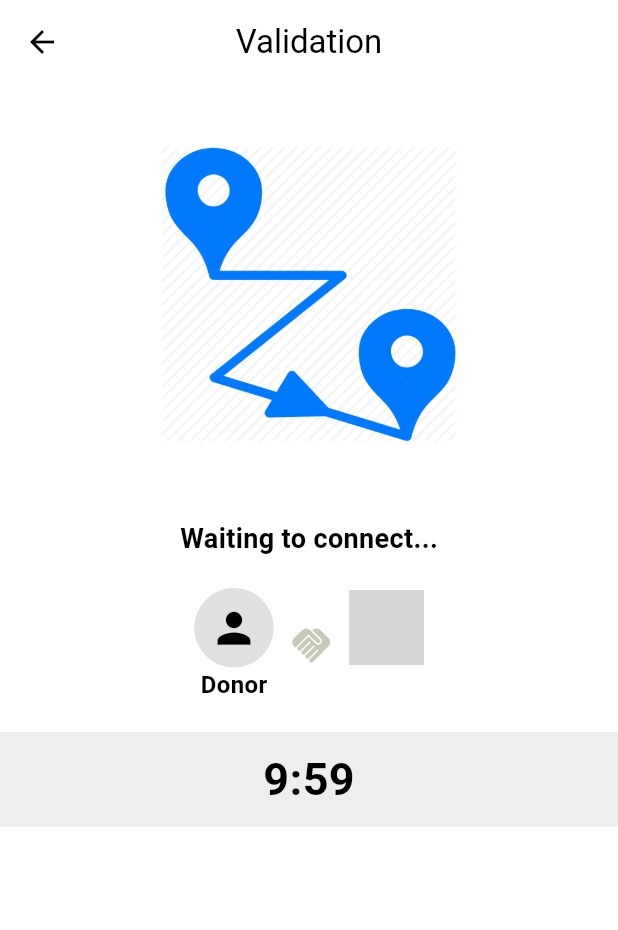
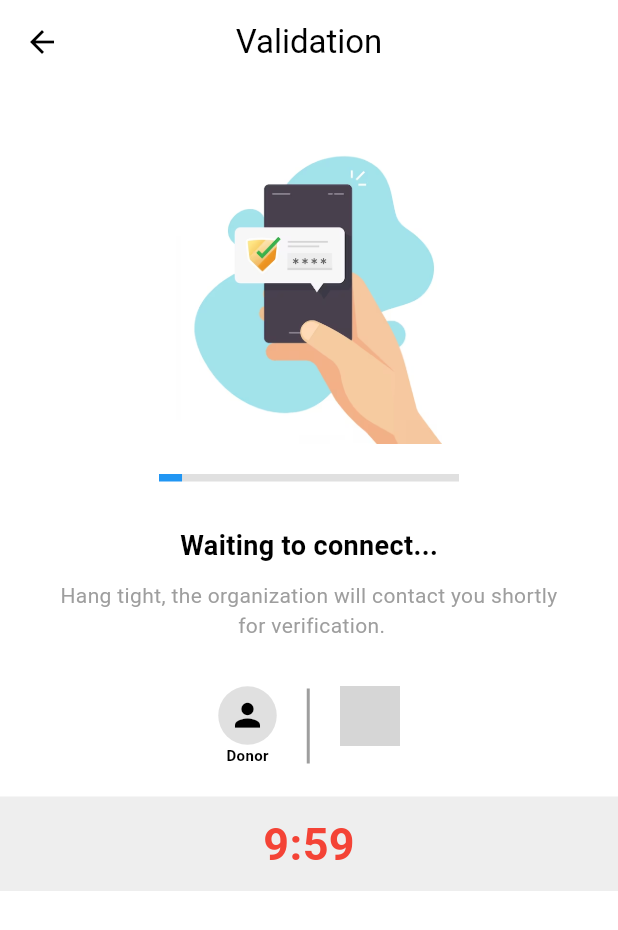
Before and after one commit to huzaifascinating/giventake, a Flutter app: the DonorValidationPage screen opened directly with empty values, on a phone screen of 412 x 824 dp. Shown: the top 930 px of the screen. Run offline on Flutter 3.47's test engine with Material 3 defaults, Android fonts, the light colour scheme and no system bars; grey boxes are pictures that could not be loaded.

Commit message:
Enhanced UI

```diff
--- a/lib/donor_validation.dart
+++ b/lib/donor_validation.dart
@@ -1,6 +1,5 @@
 import 'package:flutter/material.dart';
-import 'dart:async'; // Import for Timer
-import 'main.dart';
+import 'dart:async';
 
 class DonorValidationPage extends StatefulWidget {
   final String organizationName;
@@ -16,14 +15,21 @@ class DonorValidationPage extends StatefulWidget {
   _DonorValidationPageState createState() => _DonorValidationPageState();
 }
 
-class _DonorValidationPageState extends State<DonorValidationPage> {
+class _DonorValidationPageState extends State<DonorValidationPage>
+    with SingleTickerProviderStateMixin {
   late Timer _timer;
   int _start = 600;
+  late AnimationController _loadingAnimationController;
 
   @override
   void initState() {
     super.initState();
     _startTimer();
+    // Initialize AnimationController
+    _loadingAnimationController = AnimationController(
+      vsync: this,
+      duration: const Duration(seconds: 1),
+    )..repeat(reverse: true);
   }
 
   void _startTimer() {
@@ -47,6 +53,7 @@ class _DonorValidationPageState extends State<DonorValidationPage> {
   @override
   void dispose() {
     _timer.cancel();
+    _loadingAnimationController.dispose(); // Dispose AnimationController
     super.dispose();
   }
 
@@ -69,11 +76,22 @@ class _DonorValidationPageState extends State<DonorValidationPage> {
               crossAxisAlignment: CrossAxisAlignment.center,
               children: [
                 Image.asset(
-                  'assets/nav.png',
+                  'assets/validation.png',
                   width: 200,
                   height: 200,
                 ),
-                const SizedBox(height: 50.0),
+                const SizedBox(height: 20.0), // Add some space
+                // Limit the width of the LinearProgressIndicator
+                Container(
+                  width: 200, // Set width here
+                  child: LinearProgressIndicator(
+                    value: null, // Indeterminate progress
+                    backgroundColor: Colors.grey[300],
+                    color: Colors.blue,
+                    minHeight: 5,
+                  ),
+                ),
+                const SizedBox(height: 30.0),
                 const Text(
                   "Waiting to connect...",
                   style: TextStyle(
@@ -82,51 +100,63 @@ class _DonorValidationPageState extends State<DonorValidationPage> {
                     color: Colors.black,
                   ),
                 ),
-                const SizedBox(height: 20.0),
+                const SizedBox(height: 10.0),
+                const Text(
+                  "Hang tight, the organization will contact you shortly\n for verification.",
+                  style: TextStyle(
+                    fontSize: 14.0,
+                    color: Colors.grey,
+                  ),
+                  textAlign: TextAlign.center, // Center align text
+                ),
+                const SizedBox(height: 30.0),
                 Row(
                   mainAxisAlignment: MainAxisAlignment.center,
                   children: [
                     Column(
                       children: [
                         Container(
-                          decoration: BoxDecoration(
+                          decoration: const BoxDecoration(
                             color: Colors.black12, // Light blue circle
                             shape: BoxShape.circle, // Circle shape
                           ),
                           padding: const EdgeInsets.all(
-                              10.0), // Padding inside the circle
+                              7.0), // Padding inside the circle
                           child: const Icon(Icons.person,
-                              size: 33, color: Colors.black), // White icon
+                              size: 25, color: Colors.black), // White icon
                         ),
                         const Text(
                           "Donor",
                           style: TextStyle(
-                            fontSize: 16.0,
+                            fontSize: 10.0,
                             fontWeight: FontWeight.bold,
                             color: Colors.black,
                           ),
                         ),
                       ],
                     ),
-                    const SizedBox(width: 10.0),
-                    const Icon(Icons.handshake,
-                        size: 30, color: Color.fromARGB(255, 200, 202, 183)),
-                    const SizedBox(width: 10.0),
+                    const SizedBox(width: 20.0),
+                    Container(
+                      width: 2,
+                      height: 50,
+                      color: Colors.grey,
+                    ),
+                    const SizedBox(width: 20.0),
                     Column(
                       children: [
                         ClipRRect(
                           borderRadius: BorderRadius.circular(8.0),
                           child: Image.asset(
                             widget.organizationIcon,
-                            width: 50,
-                            height: 50,
+                            width: 40,
+                            height: 40,
                             fit: BoxFit.cover,
                           ),
                         ),
                         Text(
                           widget.organizationName,
                           style: const TextStyle(
-                            fontSize: 16.0,
+                            fontSize: 10.0,
                             fontWeight: FontWeight.bold,
                             color: Colors.black,
                           ),
@@ -146,7 +176,7 @@ class _DonorValidationPageState extends State<DonorValidationPage> {
                       style: const TextStyle(
                         fontSize: 30.0,
                         fontWeight: FontWeight.bold,
-                        color: Colors.black,
+                        color: Colors.red,
                       ),
                     ),
                   ),
```
Also changed, not shown: lib/donation_home.dart (+61 -37 lines), lib/donor_selectorg.dart (+54 -9 lines), assets/nav.png (deleted), assets/validation.png (added).
